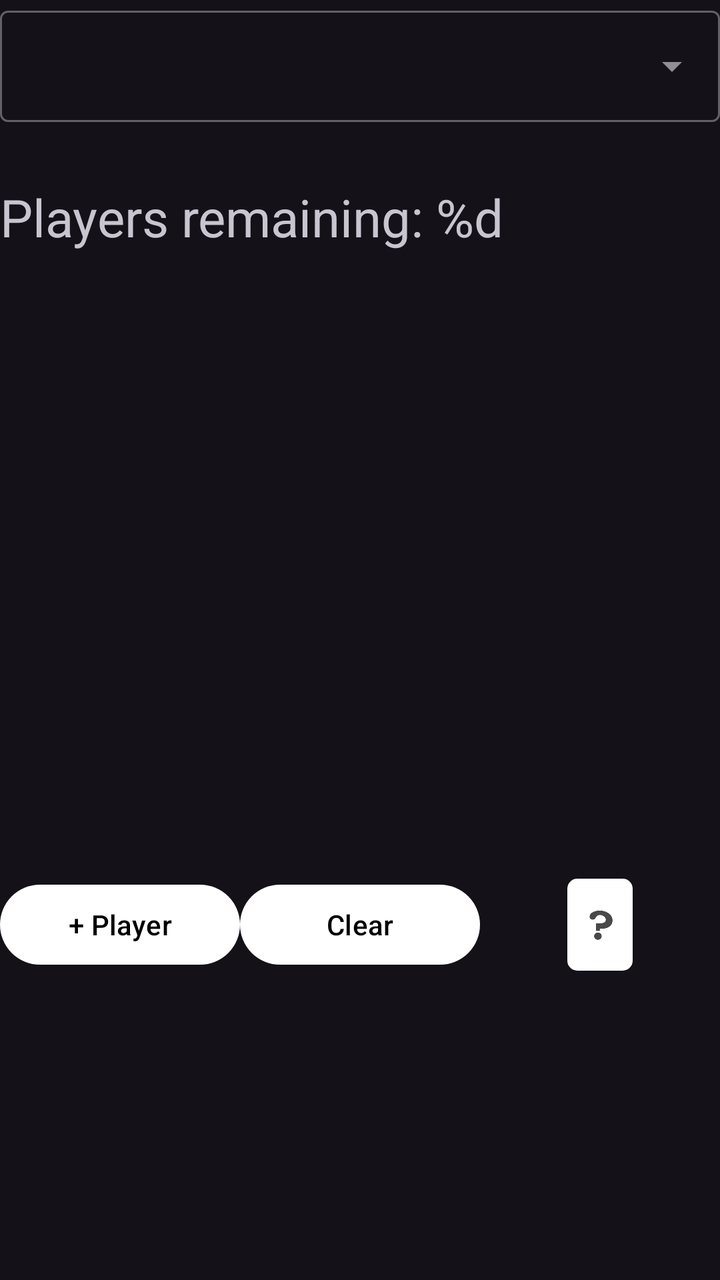
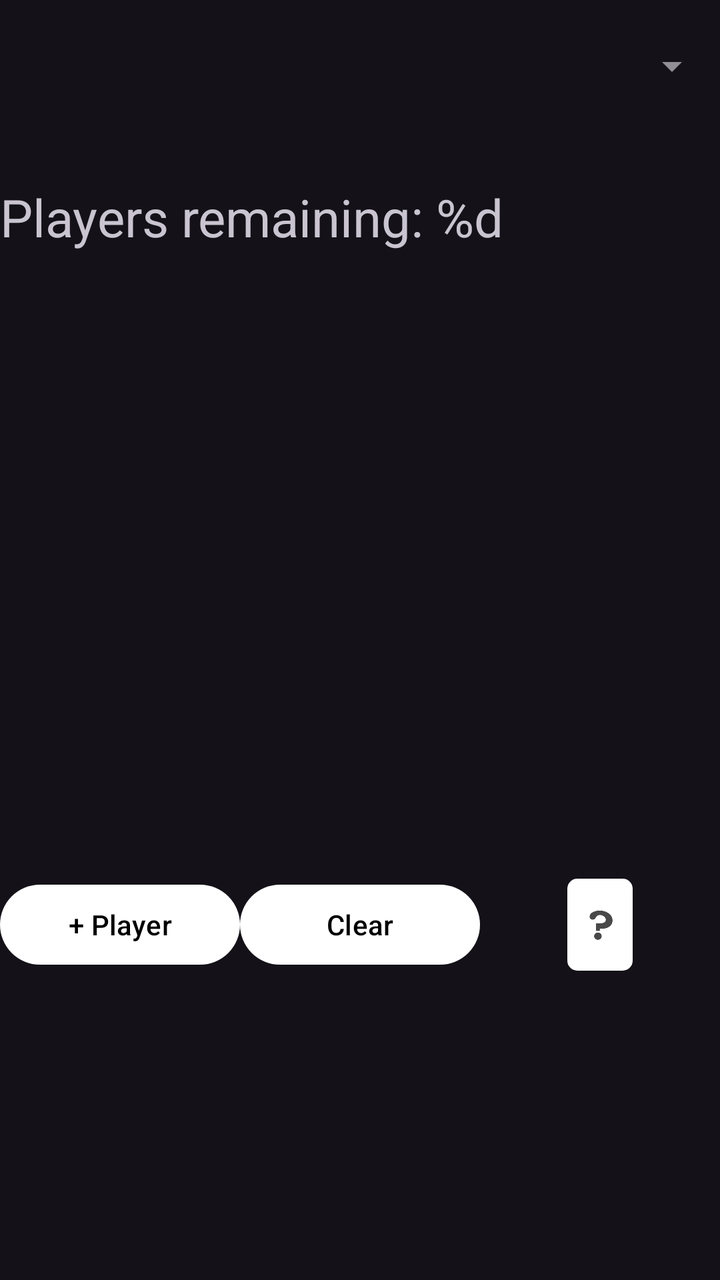

Screens rendered from an Android XML layout before and after an edit, with the pre-edit source and the edit as a unified diff.
<!-- AndroidManifest.xml: application theme Theme.CJPokerOddsCalculator -->
<!-- res/layout/fragment_equity_calculator.xml -->
<?xml version="1.0" encoding="utf-8"?>
<androidx.constraintlayout.widget.ConstraintLayout
    xmlns:android="http://schemas.android.com/apk/res/android"
    xmlns:app="http://schemas.android.com/apk/res-auto"
    android:id="@+id/main_ui"
    android:layout_width="match_parent"
    android:layout_height="match_parent"
    android:keepScreenOn="true">

    <View
        android:id="@+id/hide_card_selector_area"
        android:layout_width="match_parent"
        android:layout_height="0dp"
        app:layout_constraintTop_toTopOf="parent"
        app:layout_constraintBottom_toTopOf="@id/input_cards" />

    <com.google.android.material.textfield.TextInputLayout
        android:id="@+id/calculator_selector_layout"
        style="@style/Widget.MaterialComponents.TextInputLayout.OutlinedBox.ExposedDropdownMenu"
        android:layout_width="match_parent"
        android:layout_height="wrap_content"
        app:layout_constraintTop_toTopOf="parent"
        app:layout_constraintLeft_toLeftOf="parent"
        app:layout_constraintRight_toRightOf="parent">

        <com.google.android.material.textfield.MaterialAutoCompleteTextView
            android:id="@+id/calculator_selector"
            android:layout_width="match_parent"
            android:layout_height="wrap_content"
            android:inputType="none" />

    </com.google.android.material.textfield.TextInputLayout>

    <androidx.constraintlayout.widget.Guideline
        android:id="@+id/guideline_1"
        android:layout_width="wrap_content"
        android:layout_height="wrap_content"
        android:orientation="vertical"
        app:layout_constraintGuide_percent="0.6" />

    <androidx.constraintlayout.widget.Guideline
        android:id="@+id/guideline_2"
        android:layout_width="wrap_content"
        android:layout_height="wrap_content"
        android:orientation="vertical"
        app:layout_constraintGuide_percent="0.8" />

    <Space
        android:id="@+id/space_above_board"
        android:layout_width="match_parent"
        android:layout_height="20dp"
        app:layout_constraintLeft_toLeftOf="parent"
        app:layout_constraintRight_toRightOf="parent"
        app:layout_constraintTop_toBottomOf="@id/calculator_selector_layout"
        app:layout_constraintBottom_toTopOf="@id/flop1" />

    <com.google.android.material.imageview.ShapeableImageView
        android:id="@+id/flop1"
        style="@style/SelectCardButton"
        android:contentDescription="@string/flop1"
        app:layout_constraintLeft_toLeftOf="parent"
        app:layout_constraintRight_toLeftOf="@id/flop2"
        app:layout_constraintTop_toBottomOf="@id/space_above_board" />

    <com.google.android.material.imageview.ShapeableImageView
        android:id="@+id/flop2"
        style="@style/SelectCardButton"
        android:contentDescription="@string/flop2"
        app:layout_constraintLeft_toRightOf="@id/flop1"
        app:layout_constraintRight_toLeftOf="@id/flop3"
        app:layout_constraintTop_toBottomOf="@id/space_above_board" />

    <com.google.android.material.imageview.ShapeableImageView
        android:id="@+id/flop3"
        style="@style/SelectCardButton"
        android:contentDescription="@string/flop3"
        app:layout_constraintLeft_toRightOf="@id/flop2"
        app:layout_constraintRight_toLeftOf="@id/guideline_1"
        app:layout_constraintTop_toBottomOf="@id/space_above_board" />


    <com.google.android.material.imageview.ShapeableImageView
        android:id="@+id/turn"
        style="@style/SelectCardButton"
        android:contentDescription="@string/card_turn"
        app:layout_constraintLeft_toRightOf="@id/guideline_1"
        app:layout_constraintRight_toLeftOf="@id/guideline_2"
        app:layout_constraintTop_toBottomOf="@id/space_above_board" />

    <com.google.android.material.imageview.ShapeableImageView
        android:id="@+id/river"
        style="@style/SelectCardButton"
        android:contentDescription="@string/card_river"
        app:layout_constraintLeft_toRightOf="@id/guideline_2"
        app:layout_constraintRight_toRightOf="parent"
        app:layout_constraintTop_toBottomOf="@id/space_above_board" />

    <TextView
        android:id="@+id/playersremaining"
        android:layout_width="wrap_content"
        android:layout_height="wrap_content"
        android:text="@string/players_remaining"
        android:textSize="26sp"
        app:layout_constraintLeft_toLeftOf="parent"
        app:layout_constraintTop_toBottomOf="@id/flop1"
        app:layout_constraintBottom_toTopOf="@id/player_list" />

    <androidx.recyclerview.widget.RecyclerView
        android:id="@+id/player_list"
        android:layout_width="match_parent"
        android:layout_height="0dp"
        app:layout_constraintTop_toBottomOf="@id/playersremaining"
        app:layout_constraintBottom_toTopOf="@id/res_desc" />

    <TextView
        android:id="@+id/res_desc"
        android:layout_width="match_parent"
        android:layout_height="wrap_content"
        android:gravity="center"
        android:textSize="11sp"
        app:layout_constraintTop_toBottomOf="@id/player_list"
        app:layout_constraintBottom_toTopOf="@id/addplayer" />

    <com.google.android.material.button.MaterialButton
        android:id="@+id/addplayer"
        android:layout_width="0dp"
        android:layout_height="wrap_content"
        android:gravity="center_vertical|center_horizontal"
        android:maxLines="1"
        android:text="@string/add_player"
        app:layout_constraintLeft_toLeftOf="parent"
        app:layout_constraintRight_toLeftOf="@id/clear"
        app:layout_constraintTop_toBottomOf="@id/res_desc"
        app:layout_constraintBottom_toTopOf="@id/input_cards" />

    <com.google.android.material.button.MaterialButton
        android:id="@+id/clear"
        android:layout_width="0dp"
        android:layout_height="wrap_content"
        android:gravity="center_vertical|center_horizontal"
        android:text="@string/clear"
        app:layout_constraintLeft_toRightOf="@id/addplayer"
        app:layout_constraintRight_toLeftOf="@id/button_unknown_spacer"
        app:layout_constraintTop_toBottomOf="@id/res_desc"
        app:layout_constraintBottom_toTopOf="@id/input_cards" />

    <Space
        android:id="@+id/button_unknown_spacer"
        android:layout_width="0dp"
        android:layout_height="0dp"
        app:layout_constraintLeft_toRightOf="@id/clear"
        app:layout_constraintRight_toRightOf="parent"
        app:layout_constraintTop_toBottomOf="@id/res_desc"
        app:layout_constraintBottom_toTopOf="@id/input_cards" />

    <com.google.android.material.imageview.ShapeableImageView
        android:id="@+id/button_unknown"
        android:layout_width="wrap_content"
        android:layout_height="0dp"
        android:src="@drawable/unknown_button"
        android:scaleType="fitCenter"
        android:padding="1dp"
        android:adjustViewBounds="true"
        app:shapeAppearanceOverlay="@style/RoundedImage"
        app:layout_constraintLeft_toRightOf="@id/clear"
        app:layout_constraintRight_toRightOf="parent"
        app:layout_constraintTop_toBottomOf="@id/res_desc"
        app:layout_constraintBottom_toTopOf="@id/input_cards"
        android:contentDescription="@string/unknown" />

    <androidx.constraintlayout.widget.Group
        android:layout_width="wrap_content"
        android:layout_height="wrap_content"
        app:constraint_referenced_ids="button_unknown_spacer,button_unknown"
        android:id="@+id/button_unknown_group" />

    <androidx.constraintlayout.widget.ConstraintLayout
        android:id="@+id/input_cards"
        android:layout_width="match_parent"
        android:layout_height="0dp"
        app:layout_constraintTop_toBottomOf="@id/addplayer"
        app:layout_constraintBottom_toBottomOf="parent"
        app:layout_constraintHeight_percent="0.24" >

    </androidx.constraintlayout.widget.ConstraintLayout>

</androidx.constraintlayout.widget.ConstraintLayout>
<!-- resources referenced by this layout -->
<resources>
  <!-- drawable unknown_button: png bitmap (drawable-nodpi, 1598 bytes) -->
  <string name="add_player">+ Player</string>
  <string name="card_river">CardRiver</string>
  <string name="card_turn">CardTurn</string>
  <string name="clear">Clear</string>
  <string name="flop1">Flop1</string>
  <string name="flop2">Flop2</string>
  <string name="flop3">Flop3</string>
  <string name="players_remaining">Players remaining: %d</string>
  <string name="unknown">Unknown</string>
  <style name="RoundedImage">
          <item name="cornerFamily">rounded</item>
          <item name="cornerSize">5dp</item>
      </style>
  <style name="SelectCardButton" parent="Widget.MaterialComponents.ShapeableImageView">
          <item name="android:layout_width">wrap_content</item>
          <item name="android:layout_height">wrap_content</item>
          <item name="android:scaleType">fitCenter</item>
          <item name="android:adjustViewBounds">true</item>
          <item name="android:padding">5dp</item>
          <item name="strokeColor">@color/card_selected</item>
          <item name="shapeAppearanceOverlay">@style/RoundedImage</item>
      </style>
  <style name="Theme.CJPokerOddsCalculator" parent="Base.Theme.CJPokerOddsCalculator" />
  <color name="card_selected">#FFA500</color>
  <style name="Base.Theme.CJPokerOddsCalculator" parent="Theme.Material3.Dark.NoActionBar">
          <item name="colorPrimary">#FFFFFF</item>
          <item name="colorOnPrimary">#000000</item>
      </style>
</resources>

<!-- the commit's change to res/layout/fragment_equity_calculator.xml (unified diff, before → after) -->
@@ -19,6 +19,9 @@
         style="@style/Widget.MaterialComponents.TextInputLayout.OutlinedBox.ExposedDropdownMenu"
         android:layout_width="match_parent"
         android:layout_height="wrap_content"
+        app:boxStrokeWidth="0dp"
+        app:boxStrokeWidthFocused="0dp"
+        app:endIconTint="#928E95"
         app:layout_constraintTop_toTopOf="parent"
         app:layout_constraintLeft_toLeftOf="parent"
         app:layout_constraintRight_toRightOf="parent">
